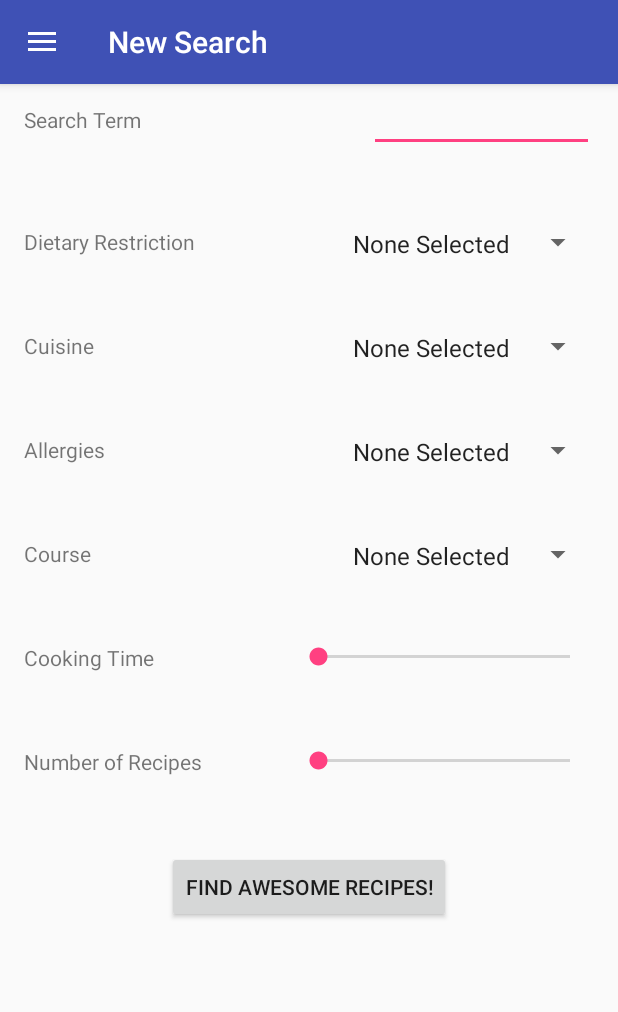
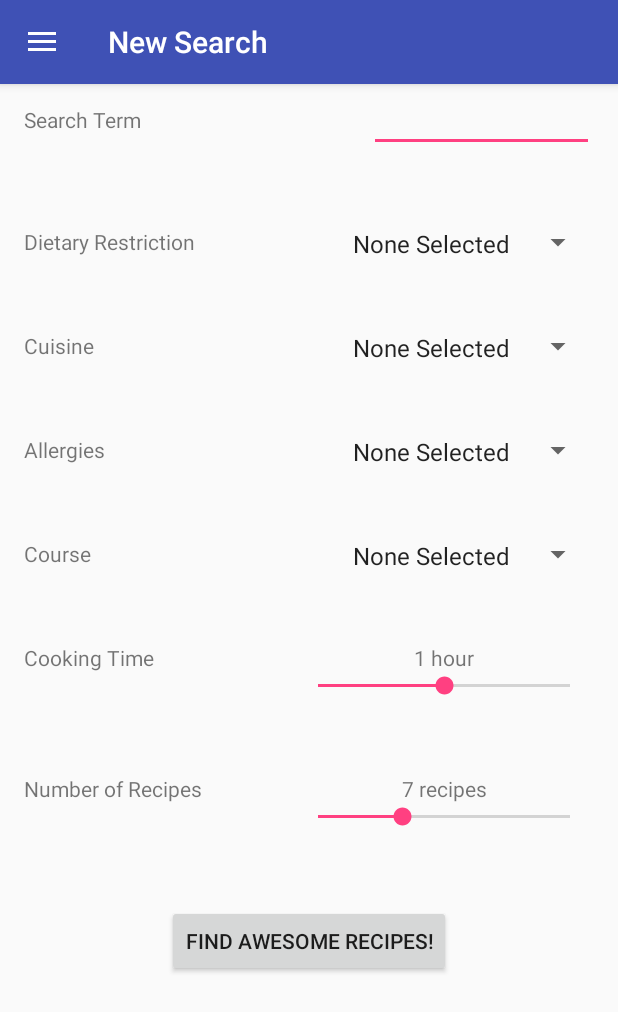
Before and after one commit to faelks/cipelist, an Android app: the SearchFilterActivity screen opened directly, with no data from a screen before it, in the side drawer, after a tap on "New Search", on a phone screen of 412 x 824 dp. Shown: the top 1012 px of the screen. Run offline under Robolectric (Android 15) with nearby library versions, the phone set to English and light mode, and no system bars; our stand-ins replace Firebase (no records; nobody signed in at launch, a user with empty details on screens opened directly); libraries missing offline, so code that uses them is left out: com.mindorks.placeholderview, com.wang.avi; 5 statements that could not run were skipped.

Commit message:
Started working on the individual recipe calls, seems to be working , just need to match the asynchronous bits so that the local model is updated before the fragments are intialised

```diff
--- a/app/src/main/AndroidManifest.xml
+++ b/app/src/main/AndroidManifest.xml
@@ -20,7 +20,7 @@
             android:value="search_data.db" />
         <meta-data
             android:name="VERSION"
-            android:value="1" />
+            android:value="2" />
         <meta-data
             android:name="DOMAIN_PACKAGE_NAME"
             android:value="com.mad.cipelist.services.yummly.model" />
--- a/app/src/main/java/com/mad/cipelist/result/adapter/RecipeRecyclerViewAdapter.java
+++ b/app/src/main/java/com/mad/cipelist/result/adapter/RecipeRecyclerViewAdapter.java
@@ -11,7 +11,7 @@ import com.bumptech.glide.Glide;
 import com.mad.cipelist.R;
 import com.mad.cipelist.services.yummly.model.LocalRecipe;
 
-import java.util.ArrayList;
+import java.util.List;
 
 /**
  * Binds the selected recipes to the fragments recyclerview.
@@ -22,14 +22,14 @@ public class RecipeRecyclerViewAdapter extends RecyclerView
         .RecipeHolder> {
 
     private static final String LOG_TAG = "RecipeRvAdapter";
-    private final ArrayList<LocalRecipe> mDataset;
+    private final List<LocalRecipe> mDataset;
     private final OnRecipeClickListener mListener;
 
     /**
      * Constructor that sets the context and data to be displayed
      * @param dataset A set of recipes that the user has selected
      */
-    public RecipeRecyclerViewAdapter(ArrayList<LocalRecipe> dataset, OnRecipeClickListener listener) {
+    public RecipeRecyclerViewAdapter(List<LocalRecipe> dataset, OnRecipeClickListener listener) {
         this.mDataset = dataset;
         this.mListener = listener;
         //Log.d(LOG_TAG, "Initialising Adapter");
--- a/app/src/main/java/com/mad/cipelist/services/yummly/ApiRecipeLoader.java
+++ b/app/src/main/java/com/mad/cipelist/services/yummly/ApiRecipeLoader.java
@@ -3,6 +3,7 @@ package com.mad.cipelist.services.yummly;
 import android.util.Log;
 
 import com.google.gson.Gson;
+import com.mad.cipelist.services.yummly.dto.IndividualRecipe;
 import com.mad.cipelist.services.yummly.dto.Recipe;
 import com.mad.cipelist.services.yummly.dto.SearchResult;
 import com.mad.cipelist.services.yummly.model.LocalRecipe;
@@ -14,6 +15,7 @@ import java.util.List;
 import java.util.Map;
 
 import retrofit2.Call;
+import retrofit2.Callback;
 import retrofit2.Response;
 import retrofit2.Retrofit;
 import retrofit2.converter.gson.GsonConverterFactory;
@@ -30,31 +32,62 @@ public class ApiRecipeLoader implements RecipeLoader {
     private List<String> courses;
     private List<String> cuisines;
     private List<String> allergies;
+    private int maxTime;
+
+    private Retrofit mRetrofit;
+    private YummlyEndpointInterface mInterface;
 
     public ApiRecipeLoader() {
+        mRetrofit = new Retrofit.Builder()
+                .baseUrl("http://api.yummly.com/v1/api/")
+                .addConverterFactory(GsonConverterFactory.create())
+                .build();
+
+        mInterface = mRetrofit.create(YummlyEndpointInterface.class);
     }
 
-    public ApiRecipeLoader(String query, List<String> diets, List<String> courses, List<String> allergies, List<String> cuisines) {
+    public ApiRecipeLoader(String query, List<String> diets, List<String> courses, List<String> allergies, List<String> cuisines, int time) {
         this.query = query;
         this.diets = diets;
         this.courses = courses;
         this.cuisines = cuisines;
         this.allergies = allergies;
+        this.maxTime = time;
+
+        mRetrofit = new Retrofit.Builder()
+                .baseUrl("http://api.yummly.com/v1/api/")
+                .addConverterFactory(GsonConverterFactory.create())
+                .build();
+
+        mInterface = mRetrofit.create(YummlyEndpointInterface.class);
     }
 
     @Override
-    public LocalRecipe getRecipe(String recipeId) {
-        return null;
+    public LocalRecipe getRecipe(final LocalRecipe recipe) {
+        Call<IndividualRecipe> call = mInterface.getRecipe(recipe.getmId());
+        call.enqueue(new Callback<IndividualRecipe>() {
+            @Override
+            public void onResponse(Call<IndividualRecipe> call, Response<IndividualRecipe> response) {
+                if (response.isSuccessful()) {
+                    recipe.update(response.body());
+                    Log.d(API_TAG, "We have an updated recipe with url " + recipe.getRecipeUrl());
+                    Log.d(API_TAG, "We have an updated recipe with ingredientLines" + recipe.getIngredientLines());
+                    Log.d(API_TAG, "We have an updated recipe with source displayname " + recipe.getSourceDisplayName());
+                } else {
+                    Log.d(API_TAG, "Something went wrong when loading recipe " + recipe.getmId());
+                }
+            }
+
+            @Override
+            public void onFailure(Call<IndividualRecipe> call, Throwable t) {
+                Log.d(API_TAG, "Something went wrong when loading recipe " + recipe.getmId());
+            }
+        });
+        return recipe;
     }
 
     @Override
     public List<LocalRecipe> getRecipes() {
-        Retrofit retrofit = new Retrofit.Builder()
-                .baseUrl("http://api.yummly.com/v1/api/")
-                .addConverterFactory(GsonConverterFactory.create())
-                .build();
-
-        YummlyEndpointInterface yummlyEndpointInterface = retrofit.create(YummlyEndpointInterface.class);
 
         Map<String, String> data = new HashMap<>();
 
@@ -78,8 +111,12 @@ public class ApiRecipeLoader implements RecipeLoader {
             data.put("allowedCuisine[]", s);
         }
 
+        if (maxTime != -1) {
+            data.put("maxTotalTimeInSeconds", String.valueOf(maxTime));
+        }
 
-        Call<SearchResult> call = yummlyEndpointInterface.getSearch(data);
+
+        Call<SearchResult> call = mInterface.getSearch(data);
 
         try {
             Response<SearchResult> response = call.execute();
--- a/app/src/main/java/com/mad/cipelist/services/yummly/MockRecipeLoader.java
+++ b/app/src/main/java/com/mad/cipelist/services/yummly/MockRecipeLoader.java
@@ -48,7 +48,7 @@ public class MockRecipeLoader implements RecipeLoader {
     }
 
     @Override
-    public LocalRecipe getRecipe(String recipeId) {
+    public LocalRecipe getRecipe(LocalRecipe recipe) {
 
         // Do something with recipe id to get filename
         IndividualRecipe tempRecipe;
@@ -56,13 +56,13 @@ public class MockRecipeLoader implements RecipeLoader {
         // Need some better exceptionhandling
         try {
             Gson gson = new Gson();
-            String jsonString = loadJSONFromAsset(mContext, recipeId);
+            String jsonString = loadJSONFromAsset(mContext, recipe.getmId());
             tempRecipe = gson.fromJson(jsonString, IndividualRecipe.class);
 
             List<String> ingredients = tempRecipe.getIngredientLines();
             String jsonIngredients = new Gson().toJson(ingredients);
 
-            return new LocalRecipe(tempRecipe.getName(), tempRecipe.getRating().toString(), tempRecipe.getCookTime(), tempRecipe.getImages().get(0).getHostedLargeUrl(), jsonIngredients, recipeId, null);
+            return new LocalRecipe(tempRecipe.getName(), tempRecipe.getRating().toString(), tempRecipe.getCookTime(), tempRecipe.getImages().get(0).getHostedLargeUrl(), jsonIngredients, recipe.getmId(), null);
         } catch (Exception e) {
             e.printStackTrace();
             return null;
--- a/app/src/main/java/com/mad/cipelist/services/yummly/RecipeLoader.java
+++ b/app/src/main/java/com/mad/cipelist/services/yummly/RecipeLoader.java
@@ -9,7 +9,7 @@ import java.util.List;
  */
 
 public interface RecipeLoader {
-    LocalRecipe getRecipe(String recipeId);
+    LocalRecipe getRecipe(LocalRecipe initialRecipe);
 
     List<LocalRecipe> getRecipes();
 }
--- a/app/src/main/java/com/mad/cipelist/services/yummly/YummlyEndpointInterface.java
+++ b/app/src/main/java/com/mad/cipelist/services/yummly/YummlyEndpointInterface.java
@@ -1,11 +1,13 @@
 package com.mad.cipelist.services.yummly;
 
+import com.mad.cipelist.services.yummly.dto.IndividualRecipe;
 import com.mad.cipelist.services.yummly.dto.SearchResult;
 
 import java.util.Map;
 
 import retrofit2.Call;
 import retrofit2.http.GET;
+import retrofit2.http.Path;
 import retrofit2.http.QueryMap;
 
 /**
@@ -16,8 +18,11 @@ public interface YummlyEndpointInterface {
     // Request method and URL specified in the annotation
     // The get request takes a hash map as a parameter that includes all the specified search filters.
 
-    @GET("recipes?_app_id=772a7337&_app_key=c302ed36e3515ca025686c8c070b3739")
+    @GET("recipes?_app_id=772a7337&_app_key=c302ed36e3515ca025686c8c070b3739&requirePictures=true")
     Call<SearchResult> getSearch(
             @QueryMap(encoded = true) Map<String, String> options
     );
+
+    @GET("recipe/{recipe-id}?_app_id=772a7337&_app_key=c302ed36e3515ca025686c8c070b3739")
+    Call<IndividualRecipe> getRecipe(@Path("recipe-id") String recipeId);
 }
--- a/app/src/main/java/com/mad/cipelist/swiper/SearchFilterActivity.java
+++ b/app/src/main/java/com/mad/cipelist/swiper/SearchFilterActivity.java
@@ -7,6 +7,7 @@ import android.widget.Button;
 import android.widget.EditText;
 import android.widget.FrameLayout;
 import android.widget.SeekBar;
+import android.widget.TextView;
 
 import com.mad.cipelist.R;
 import com.mad.cipelist.common.BaseActivity;
@@ -26,16 +27,19 @@ public class SearchFilterActivity extends BaseActivity {
     final static String ALLERGY = "allergy";
     final static String COURSE = "course";
     final static String QUERY = "query";
+    final static String MAX_TIME = "max time";
 
     private EditText mQueryEt;
     private MultiSelectionSpinner mDietSpinner;
     private MultiSelectionSpinner mCuisineSpinner;
     private MultiSelectionSpinner mAllergiesSpinner;
     private MultiSelectionSpinner mCourseSpinner;
+
+    private TextView mCookingTimeTv;
     private SeekBar mCookingTimeSb;
 
-    private Bundle searchFilter;
-
+    private TextView mRecipeAmountTv;
+    private SeekBar mRecipeAmountSb;
 
     @Override
     protected void onCreate(Bundle savedInstanceState) {
@@ -57,7 +61,65 @@ public class SearchFilterActivity extends BaseActivity {
         loadSpinner(mCourseSpinner, R.array.course_items, "Select Courses");
 
         // Load SeekBars
+        mCookingTimeTv = (TextView) findViewById(R.id.cooking_time_amount_tv);
         mCookingTimeSb = (SeekBar) findViewById(R.id.cooking_time_bar);
+        mRecipeAmountTv = (TextView) findViewById(R.id.recipe_amount_tv);
+        mRecipeAmountSb = (SeekBar) findViewById(R.id.recipe_amount_bar);
+        // Default is 1 hour because importance of studies > cooking proper food
+        mCookingTimeSb.setProgress(2);
+        mCookingTimeSb.setOnSeekBarChangeListener(new SeekBar.OnSeekBarChangeListener() {
+            @Override
+            public void onProgressChanged(SeekBar seekBar, int i, boolean b) {
+                String maxTime = "";
+                switch (i) {
+                    case 0:
+                        maxTime = "15 min";
+                        break;
+                    case 1:
+                        maxTime = "30 min";
+                        break;
+                    case 2:
+                        maxTime = "1 hour";
+                        break;
+                    case 3:
+                        maxTime = "2 hours";
+                        break;
+                    case 4:
+                        maxTime = "Unlimited";
+                        break;
+                }
+                mCookingTimeTv.setText(maxTime);
+            }
+
+            @Override
+            public void onStartTrackingTouch(SeekBar seekBar) {
+
+            }
+
+            @Override
+            public void onStopTrackingTouch(SeekBar seekBar) {
+
+            }
+        });
+
+        mRecipeAmountSb.setProgress(7);
+        mRecipeAmountSb.setOnSeekBarChangeListener(new SeekBar.OnSeekBarChangeListener() {
+            @Override
+            public void onProgressChanged(SeekBar seekBar, int i, boolean b) {
+                String amount = i + " recipes";
+                mRecipeAmountTv.setText(amount);
+            }
+
+            @Override
+            public void onStartTrackingTouch(SeekBar seekBar) {
+
+            }
+
+            @Override
+            public void onStopTrackingTouch(SeekBar seekBar) {
+
+            }
+        });
 
         // Load Button
         Button mStartSearchBtn = (Button) findViewById(R.id.start_search_btn);
@@ -65,11 +127,9 @@ public class SearchFilterActivity extends BaseActivity {
             @Override
             public void onClick(View view) {
 
-                saveSearchFilters();
-
                 Intent swiperIntent = new Intent(SearchFilterActivity.this, SwiperActivity.class);
                 swiperIntent.putExtra("recipeAmount", 7);
-                swiperIntent.putExtras(searchFilter);
+                swiperIntent.putExtras(createSearchFilter());
                 startActivity(swiperIntent);
                 overridePendingTransition(R.anim.push_left_in, R.anim.push_left_out);
                 finish();
@@ -94,22 +154,25 @@ public class SearchFilterActivity extends BaseActivity {
      * Saves the different search filter options into a bundle that is passed
      * via the intent to the Swiper class.
      */
-    public void saveSearchFilters() {
+    public Bundle createSearchFilter() {
         // Extract and save all the data that the user has selected and pass this data to the swiper activity?
         ArrayList<String> diets = formatDietsForHttp(mDietSpinner.getSelectedStrings());
         ArrayList<String> cuisines = formatCuisinesForHttp(mCuisineSpinner.getSelectedStrings());
         ArrayList<String> allergies = formatAllergiesForHttp(mAllergiesSpinner.getSelectedStrings());
         ArrayList<String> courses = formatCoursesForHttp(mCourseSpinner.getSelectedStrings());
 
-
+        Integer maxTime = formatMaxTimeForHttp(mCookingTimeSb.getProgress());
         String query = mQueryEt.getText().toString();
 
-        searchFilter = new Bundle();
+        Bundle searchFilter = new Bundle();
         searchFilter.putStringArrayList(DIET, diets);
         searchFilter.putStringArrayList(CUISINE, cuisines);
         searchFilter.putStringArrayList(ALLERGY, allergies);
         searchFilter.putStringArrayList(COURSE, courses);
         searchFilter.putString(QUERY, query);
+        searchFilter.putInt(MAX_TIME, maxTime);
+
+        return searchFilter;
 
     }
 
@@ -142,6 +205,9 @@ public class SearchFilterActivity extends BaseActivity {
         ArrayList<String> formattedCourses = new ArrayList<>();
         for (String s : rawCourses) {
             formattedCourses.add("course^course-" + s);
+        }
+        if (rawCourses.size() < 1) {
+            formattedCourses.add("course^course-Main Dishes");
         }
         return formattedCourses;
     }
@@ -198,4 +264,20 @@ public class SearchFilterActivity extends BaseActivity {
         return formattedAllergies;
     }
 
+    public int formatMaxTimeForHttp(int time) {
+        switch (time) {
+            case 0:
+                return 900;
+            case 1:
+                return 1800;
+            case 2:
+                return 3600;
+            case 3:
+                return 7200;
+            case 4:
+                return -1;
+        }
+        return -1;
+    }
+
 }
--- a/app/src/main/java/com/mad/cipelist/swiper/SwiperActivity.java
+++ b/app/src/main/java/com/mad/cipelist/swiper/SwiperActivity.java
@@ -67,6 +67,7 @@ public class SwiperActivity extends BaseActivity {
 
         // Getting things passed by the searchfilteractivity
         mRecipeAmount = getIntent().getIntExtra("recipeAmount", 0);
+        int maxTime = getIntent().getIntExtra(SearchFilterActivity.MAX_TIME, -1);
         mQuery = getIntent().getExtras().getString(SearchFilterActivity.QUERY);
         ArrayList<String> diets = getIntent().getExtras().getStringArrayList(SearchFilterActivity.DIET);
         ArrayList<String> cuisines = getIntent().getExtras().getStringArrayList(SearchFilterActivity.CUISINE);
@@ -101,7 +102,7 @@ public class SwiperActivity extends BaseActivity {
         });
 
         // Initiate a new call to the yummly api to get recipes based on search filter parameters
-        AsyncRecipeLoader loader = new AsyncRecipeLoader(mQuery, diets, allergies, courses, cuisines);
+        AsyncRecipeLoader loader = new AsyncRecipeLoader(mQuery, diets, allergies, courses, cuisines, maxTime);
         loader.execute("");
     }
 
@@ -202,14 +203,16 @@ public class SwiperActivity extends BaseActivity {
         private List<String> allergies;
         private List<String> courses;
         private List<String> cuisines;
+        private int maxTime;
 
 
-        AsyncRecipeLoader(String query, List<String> diets, List<String> allergies, List<String> courses, List<String> cuisines) {
+        AsyncRecipeLoader(String query, List<String> diets, List<String> allergies, List<String> courses, List<String> cuisines, int maxTime) {
             this.query = query;
             this.diets = diets;
             this.allergies = allergies;
             this.courses = courses;
             this.cuisines = cuisines;
+            this.maxTime = maxTime;
         }
 
         @Override
@@ -223,7 +226,7 @@ public class SwiperActivity extends BaseActivity {
             // MockLoader that retrieves recipes from a locally saved search
             // RecipeLoader mLoader = new MockRecipeLoader(mContext);
 
-            RecipeLoader mLoader = new ApiRecipeLoader(query, diets, courses, allergies, cuisines);
+            RecipeLoader mLoader = new ApiRecipeLoader(query, diets, courses, allergies, cuisines, maxTime);
             return mLoader.getRecipes();
         }
 
--- a/app/src/main/res/layout/content_result.xml
+++ b/app/src/main/res/layout/content_result.xml
@@ -35,7 +35,7 @@
             android:layout_width="wrap_content"
             android:layout_height="wrap_content"
             android:layout_gravity="center"
-            android:visibility="visible"
+            android:visibility="invisible"
             app:indicatorColor="@color/white"
             app:indicatorName="BallPulseIndicator"
             />
@@ -44,7 +44,8 @@
             android:layout_width="wrap_content"
             android:layout_height="wrap_content"
             android:text="@string/generating_shopping_list"
-            android:textColor="@color/white"/>
+            android:textColor="@color/white"
+            android:visibility="invisible" />
 
     </LinearLayout>
 
--- a/app/src/main/res/layout/content_search_filter.xml
+++ b/app/src/main/res/layout/content_search_filter.xml
@@ -147,12 +147,28 @@
                 android:layout_height="0dp"
                 android:layout_weight="1" />
 
+            <LinearLayout
+                android:layout_width="wrap_content"
+                android:layout_height="wrap_content"
+                android:minWidth="200sp"
+                android:orientation="vertical">
+
+                <TextView
+                    android:id="@+id/cooking_time_amount_tv"
+                    android:layout_width="match_parent"
+                    android:layout_height="wrap_content"
+                    android:text="@string/_1_hr"
+                    android:textAlignment="center" />
+
                 <SeekBar
                     android:id="@+id/cooking_time_bar"
                     style="@android:style/Widget.DeviceDefault.Light.SeekBar"
-                android:layout_width="200sp"
+                    android:layout_width="match_parent"
                     android:layout_height="wrap_content"
-                android:max="5400" />
+                    android:max="4" />
+
+            </LinearLayout>
+
 
         </LinearLayout>
 
@@ -172,12 +188,27 @@
                 android:layout_height="0dp"
                 android:layout_weight="1" />
 
+            <LinearLayout
+                android:layout_width="wrap_content"
+                android:layout_height="wrap_content"
+                android:minWidth="200sp"
+                android:orientation="vertical">
+
+                <TextView
+                    android:id="@+id/recipe_amount_tv"
+                    android:layout_width="match_parent"
+                    android:layout_height="wrap_content"
+                    android:text="@string/_7_recipes"
+                    android:textAlignment="center" />
+
                 <SeekBar
                     android:id="@+id/recipe_amount_bar"
                     style="@android:style/Widget.DeviceDefault.Light.SeekBar"
-                android:layout_width="200sp"
+                    android:layout_width="match_parent"
                     android:layout_height="wrap_content"
                     android:max="21" />
+
+            </LinearLayout>
 
         </LinearLayout>
 
--- a/app/src/main/res/values/strings.xml
+++ b/app/src/main/res/values/strings.xml
@@ -155,6 +155,8 @@
     <string name="number_of_recipes">Number of Recipes</string>
     <string name="picture_of_recipe">Picture of Recipe</string>
     <string name="recipe_image">Recipe Image</string>
+    <string name="_1_hr">1 hour</string>
+    <string name="_7_recipes">7 recipes</string>
 
     <string-array name="diet_items">
         <item>Lacto Vegetarian</item>
```
Also changed, not shown: app/src/main/java/com/mad/cipelist/result/ResultActivity.java (+28 -11 lines), app/src/main/java/com/mad/cipelist/result/fragments/RecipeListFragment.java (+10 -16 lines), app/src/main/java/com/mad/cipelist/services/yummly/model/LocalRecipe.java (+51 -0 lines). Lines whose indentation alone changed are shown as unchanged.
